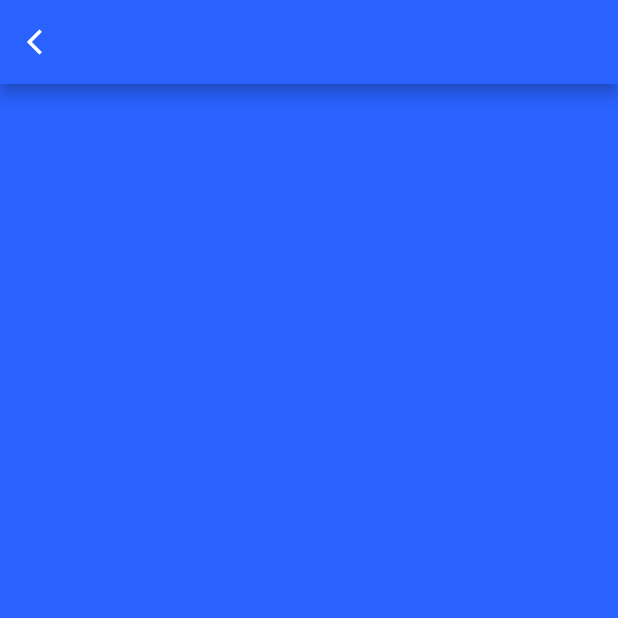
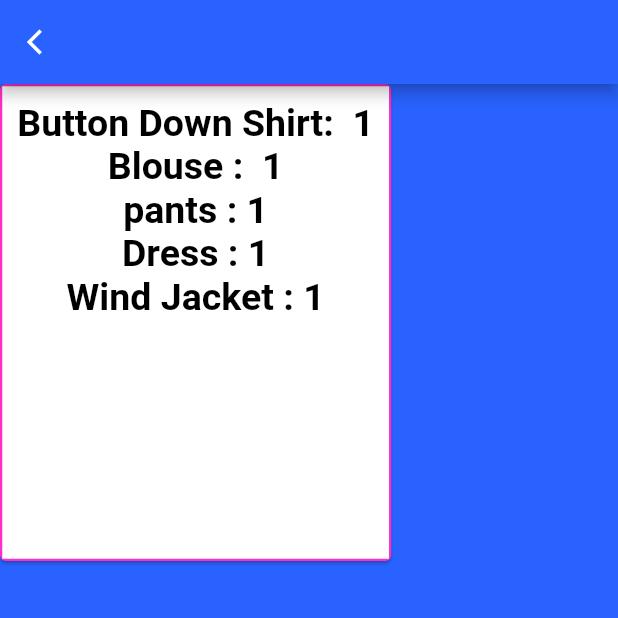
Before and after one commit to fauzipradipta/ProfessionalLaundry, a Flutter app: the HistoryPage screen opened directly, on a phone screen of 412 x 824 dp, the top half of it. Run offline on Flutter 3.47's test engine with Material 2 defaults, Android fonts, the phone set to English and light mode, and no system bars; our stand-ins replace cloud_firestore, firebase_auth, firebase_core, firebase_database, google_fonts, timeline_tile; accounts and stored records are empty.

Commit message:
update history and myprofile page

```diff
--- /dev/null
+++ b/lib/Net/firebase.dart
@@ -0,0 +1,55 @@
+import 'package:cloud_firestore/cloud_firestore.dart';
+import 'package:firebase_auth/firebase_auth.dart';
+import 'package:firebase_core/firebase_core.dart';
+
+class DatabaseManager{
+  CollectionReference orders = FirebaseFirestore.instance.collection('Order');
+  CollectionReference users = FirebaseFirestore.instance.collection('Users');
+  Future<void> userSetup(String firstName, String lastName, String email, String password, String address, String address2 ) async{
+
+    FirebaseAuth auth = FirebaseAuth.instance;
+    String uid = auth.currentUser.uid.toString();
+
+    users.add({
+      'First Name ': firstName,
+      'Last Name'  : lastName,
+      'Email   '   : email,
+      'Password '  : password,
+      'Address '  : address,
+      'Address2'  : address2,
+      'uid' : uid
+    });
+    return;
+  }
+
+  Future<void>orderSetup(String buttonDownShirt, String blouse, String pants, String dress, String windJackets) async{
+    FirebaseAuth auth = FirebaseAuth.instance;
+
+    orders.add({
+      'Button Down Shirt' : buttonDownShirt,
+      'Blouse' : blouse,
+      'Pants' : pants,
+      'dress' : dress,
+      'Wind Jacket' : windJackets,
+    });
+    return ;
+  }
+
+  // getData() async{
+  //   return await FirebaseFirestore.instance.collection('orders').get();
+  //
+  // }
+  // Future getOrderList() async{
+  //   List orderList = [];
+  //   try{
+  //     await orders.get().then((querySnapshot){
+  //       querySnapshot.docs.forEach((element){
+  //         orderList.add(element.data);
+  //       });
+  //     });
+  //   }catch(e){
+  //     print(e.toString());
+  //     return null;
+  //   }
+  // }
+}
--- a/lib/Screens/History.dart
+++ b/lib/Screens/History.dart
@@ -1,10 +1,12 @@
 import 'package:firebase_database/firebase_database.dart';
-//import 'package:firebase_database/ui/firebase_animated_list.dart';
 import 'package:flutter/cupertino.dart';
 import 'package:flutter/material.dart';
-//import 'package:pl2/Screens/Setting.dart';
 import 'package:pl2/Screens/Mainpage.dart';
-import 'package:pl2/Models/DataOrder.dart';
+import 'package:cloud_firestore/cloud_firestore.dart';
+import 'package:pl2/Net/firebase.dart';
+
+
+// final orderRef =FirebaseFirestore.instance.collection('Order');
 
 class HistoryPage extends StatefulWidget {
   @override
@@ -12,49 +14,48 @@ class HistoryPage extends StatefulWidget {
 }
 
 class _HistoryPageState extends State<HistoryPage> {
-  // final buttonDownShirtHolder;
-  // final blouseHolder;
-  // final pantsHolder;
-  // final dressHolder;
-  // final windJacketHolder;
-  //
-  // HistoryPage({
-  //   Key key, this.buttonDownShirtHolder,
-  //   this.blouseHolder,
-  //   this.pantsHolder,
-  //   this.dressHolder,
-  //   this.windJacketHolder
-  // }) : super(key: key);
 
-  // final dbRef = FirebaseDatabase.instance.reference().child("Order");
-  // Query _ref;
-  List<Order> dataList = [];
+  // List userOrderList = [];
 
-  @override
-  void initState(){
-    super.initState();
-    // _ref = FirebaseDatabase.instance.reference().child("Order");
-    DatabaseReference referenceData = FirebaseDatabase.instance.reference().child("Order");
-    referenceData.once().then((DataSnapshot dataSnapshot){
-      dataList.clear();
+  // DatabaseManager db = new DatabaseManager();
+  // QuerySnapshot userOrder;
+  // @override
+  // void initState()
+  // {
+  //   super.initState();
+  //   db.getData().then((results){
+  //       userOrder = results;
+  //   });
+  // }
 
-      var keys = dataSnapshot.value.keys;
-      var values = dataSnapshot.value;
 
-      for( var key in keys){
-        Order order = new Order(
-          values[key]["buttonDownShirtHolder"],
-          values[key]["blouseHolder"],
-          values[key]["pantsHolder"],
-          values[key]["dressHolder"],
-          values[key]["windJacketHolder"],
-        );
-        dataList.add(order);
-      }
-      setState(() {
-        //
-      });
-    });
+
+  List<Widget> makeListWidget(AsyncSnapshot snapshot){
+    return snapshot.data.docs.map<Widget>((document){
+      // return ListTile(
+      //   title:Text( 'Button Down Shirt' + document.get()['buttonDownShirt']),
+      //   subtitle: Text('Blouse' + document.get()['blouse']),
+      // );
+
+      return Card(
+          margin: EdgeInsets.all(15),
+          color:Color(0xffff2fc3),
+          child: Container(
+              color:Colors.white,
+              margin: EdgeInsets.all(1.5),
+              padding: EdgeInsets.all(10),
+              child: Column(
+                children:<Widget>[
+                  Text('Button Down Shirt :' + document.get()['buttonDownShirt']),
+                  Text('Blouse :' + document.get()['blouse']),
+                  Text('Pants :' + document.get()['pants']),
+                  Text('Dress : ' + document.get()['dress']),
+                  Text('Wind Jacket :' + document.get()['windJacket']),
+                ]
+             ),
+          ),
+      );
+    }).toList();
   }
 
   @override
@@ -73,75 +74,133 @@ class _HistoryPageState extends State<HistoryPage> {
         ),
       ),
 
-      body: ListView.builder(
-        itemCount:dataList.length.compareTo(0),
-        itemBuilder: (_, index){
-          return CardUI(
-            dataList[index].buttonDownShirtHolder,
-            dataList[index].blouseHolder,
-            dataList[index].pantsHolder,
-            dataList[index].dressHolder,
-            dataList[index].windJacketHolder,);
-        },
-      ),
+        body: Card(
+              margin: EdgeInsets.only(bottom: 450),
+              color:Color(0xffff2fc3),
+              child: Container(
+                  color: Colors.white,
+                  margin: EdgeInsets.all(1.5),
+                  padding: EdgeInsets.all(10),
+                  child:Column(
+
+                    children: <Widget>[
+                      Text("Button Down Shirt:  1",
+                        style: TextStyle(color: Colors.black,
+                            fontSize: 25,
+                            fontWeight: FontWeight.bold
+                        ),
+                      ),
+                      // SizedBox(height: 1,),
+                      Text("Blouse :  1",
+                        style: TextStyle(color: Colors.black,
+                            fontSize: 25,
+                            fontWeight: FontWeight.bold
+                        ),
+                      ),
+                      // SizedBox(height: 1,),
+
+                      Text("pants : 1",
+                        style: TextStyle(color: Colors.black,
+                            fontSize: 25,
+                            fontWeight: FontWeight.bold
+                        ),
+                      ),
+                      // SizedBox(height: 1,),
+
+                      Text("Dress : 1",
+                        style: TextStyle(color: Colors.black,
+                            fontSize: 25,
+                            fontWeight: FontWeight.bold
+                        ),
+                      ),
+                      // SizedBox(height: 1,),
+
+                      Text("Wind Jacket : 1",
+                        style: TextStyle(color: Colors.black,
+                            fontSize: 25,
+                            fontWeight: FontWeight.bold
+                        ),
+                      ),
+                      // SizedBox(height: 1,),
+                    ],
+                  )
+              )
+          ),
+
+
+        // Container(
+        //   child: StreamBuilder(
+        //       stream: FirebaseFirestore.instance.collection('orders').snapshots(),
+        //       builder: (context, snapshot){
+        //         switch (snapshot.connectionState){
+        //           case ConnectionState.waiting:
+        //             return CircularProgressIndicator();
+        //           default:
+        //             return ListView(
+        //               children:makeListWidget(snapshot),
+        //             );
+        //         }
+        //       }),
+        // ),
 
 
 
     );
   }
 
-  Widget CardUI (String buttonDownShirtHolder, String blouseHolder, String pantsHolder, String dressHolder, String windJacketHolder)
-  {
-    return Card(
-        margin: EdgeInsets.all(15),
-        color:Color(0xffff2fc3),
-        child: Container(
-            color: Colors.white,
-            margin: EdgeInsets.all(1.5),
-            padding: EdgeInsets.all(10),
-            child:Column(
-              children: <Widget>[
-                Text("Button Down Shirt:$buttonDownShirtHolder",
-                  style: TextStyle(color: Colors.black,
-                      fontSize: 25,
-                      fontWeight: FontWeight.bold
-                  ),
-                ),
-                SizedBox(height: 1,),
-                Text("Blouse :$blouseHolder",
-                  style: TextStyle(color: Colors.black,
-                      fontSize: 25,
-                      fontWeight: FontWeight.bold
-                  ),
-                ),
-                SizedBox(height: 1,),
 
-                Text("pants :$pantsHolder",
-                  style: TextStyle(color: Colors.black,
-                      fontSize: 25,
-                      fontWeight: FontWeight.bold
-                  ),
-                ),
-                SizedBox(height: 1,),
-
-                Text("Dress :$dressHolder",
-                  style: TextStyle(color: Colors.black,
-                      fontSize: 25,
-                      fontWeight: FontWeight.bold
-                  ),
-                ),
-                SizedBox(height: 1,),
-
-                Text("Wind Jacket :$windJacketHolder",
-                  style: TextStyle(color: Colors.black,
-                      fontSize: 25,
-                      fontWeight: FontWeight.bold
-                  ),
-                ),
-                SizedBox(height: 1,),
-              ],
-            )
-        )
-    );
-  }
-}
+  // Widget CardUI (String buttonDownShirt, String blouse, String pants, String dress, String windJacket)
+  // {
+  //   return Card(
+  //       margin: EdgeInsets.all(15),
+  //       color:Color(0xffff2fc3),
+  //       child: Container(
+  //           color: Colors.white,
+  //           margin: EdgeInsets.all(1.5),
+  //           padding: EdgeInsets.all(10),
+  //           child:Column(
+  //             children: <Widget>[
+  //               Text("Button Down Shirt:$buttonDownShirt",
+  //                 style: TextStyle(color: Colors.black,
+  //                     fontSize: 25,
+  //                     fontWeight: FontWeight.bold
+  //                 ),
+  //               ),
+  //               SizedBox(height: 1,),
+  //               Text("Blouse :$blouse",
+  //                 style: TextStyle(color: Colors.black,
+  //                     fontSize: 25,
+  //                     fontWeight: FontWeight.bold
+  //                 ),
+  //               ),
+  //               SizedBox(height: 1,),
+  //
+  //               Text("pants :$pants",
+  //                 style: TextStyle(color: Colors.black,
+  //                     fontSize: 25,
+  //                     fontWeight: FontWeight.bold
+  //                 ),
+  //               ),
+  //               SizedBox(height: 1,),
+  //
+  //               Text("Dress :$dress",
+  //                 style: TextStyle(color: Colors.black,
+  //                     fontSize: 25,
+  //                     fontWeight: FontWeight.bold
+  //                 ),
+  //               ),
+  //               SizedBox(height: 1,),
+  //
+  //               Text("Wind Jacket :$windJacket",
+  //                 style: TextStyle(color: Colors.black,
+  //                     fontSize: 25,
+  //                     fontWeight: FontWeight.bold
+  //                 ),
+  //               ),
+  //               SizedBox(height: 1,),
+  //             ],
+  //           )
+  //       )
+  //   );
+  //}
+ }
```
Also changed, not shown: lib/Authentication/auth_repo.dart (deleted, +0 -41 lines), lib/Database/DatabaseManager.dart (deleted, +0 -43 lines), lib/Payments/PaymentMethod.dart (+5 -8 lines), lib/Screens/Bodymainpage.dart (+27 -27 lines), lib/Screens/MyProfile.dart (+68 -14 lines), lib/Screens/Signup.dart (+28 -21 lines), lib/Models/orderData.dart (renamed from lib/models/DataOrder.dart), lib/Models/userData.dart (renamed from lib/models/User_model.dart), 1 other file.
